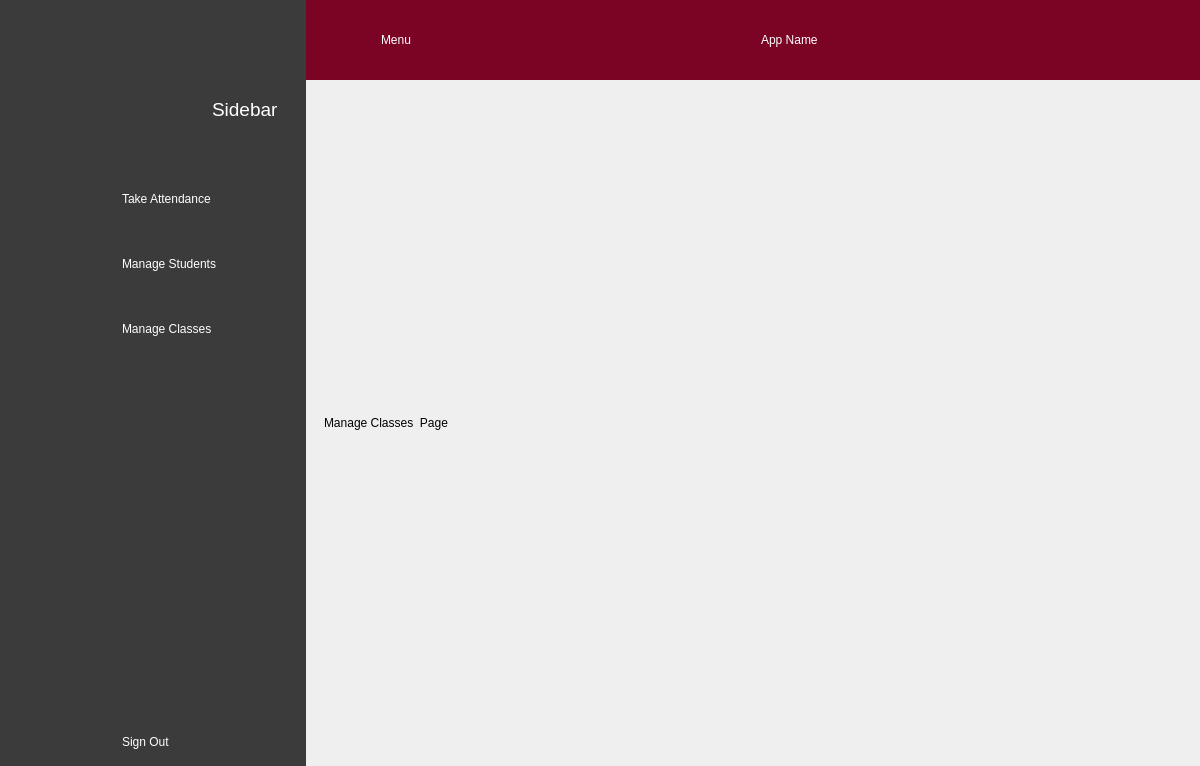
The window that main.ui (chiub2/CMPT496FR) describes before a commit, drawn with Qt 5.
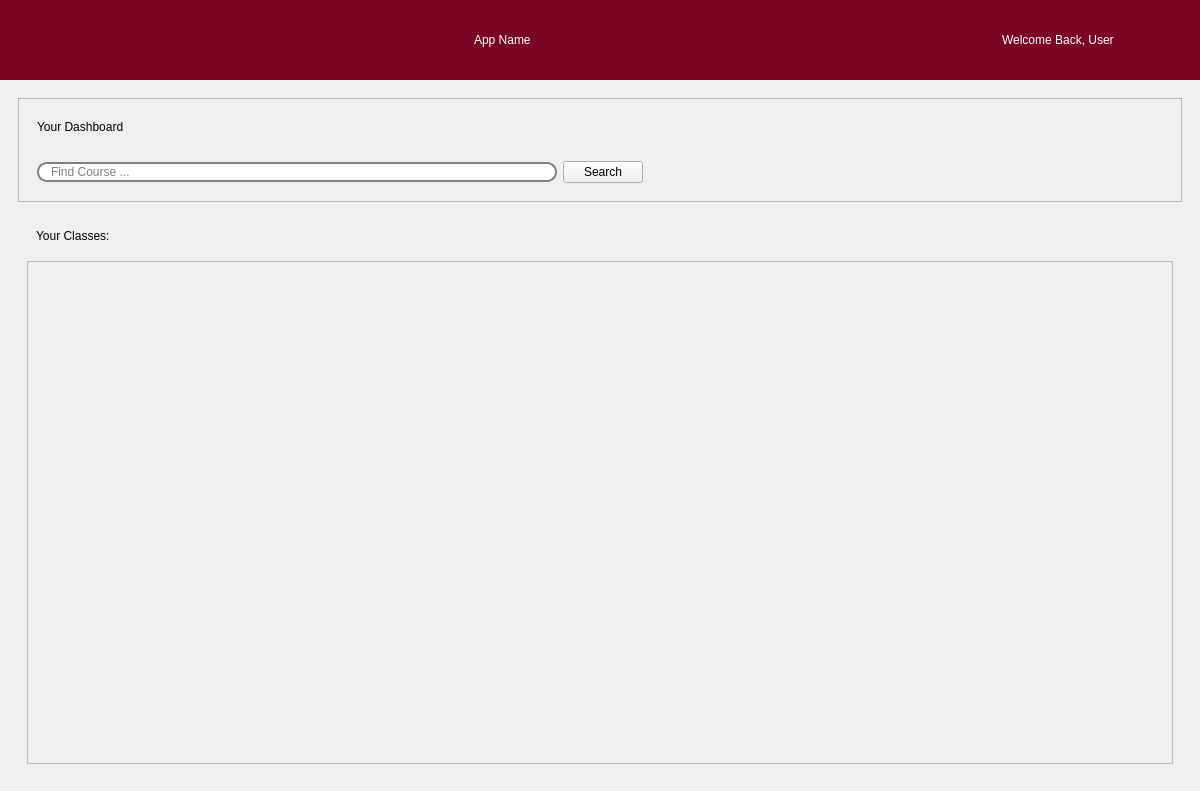
The same window after the commit. The open tabs and pages were chosen to show the change. Icons and pictures are not drawn.

Commit message: Databases implemented, UI changes

What changed in the file:
```diff
--- a/main.ui
+++ b/main.ui
@@ -7,7 +7,7 @@
     <x>0</x>
     <y>0</y>
     <width>1200</width>
-    <height>766</height>
+    <height>791</height>
    </rect>
   </property>
   <property name="minimumSize">
@@ -36,419 +36,6 @@
     <property name="bottomMargin">
      <number>0</number>
     </property>
-    <item>
-     <widget class="QWidget" name="menuIcons" native="true">
-      <property name="minimumSize">
-       <size>
-        <width>100</width>
-        <height>0</height>
-       </size>
-      </property>
-      <property name="styleSheet">
-       <string notr="true">QWidget{
-	background-color: rgb(59,59,59);
-}
-
-QPushButton{
-	background-color: rgb(59,59,59);
-	color: white;
-	height:30px;
-	border:none;
-	border-bottom-left-radius:10px;
-	border-top-left-radius:10px;
-}
-QPushButton:checked{
-	background-color: rgb(52,17,26);
-	color: white;
-	font-weight:bold;
-}
-
-QPushButton:hover{
-	background-color:  rgb(52,17,26);
-	color: white;
-	font-weight:bold;
-}
-QLabel{
-	color:white;
-	text-align:center;
-}</string>
-      </property>
-      <layout class="QVBoxLayout" name="verticalLayout_5">
-       <property name="spacing">
-        <number>15</number>
-       </property>
-       <property name="leftMargin">
-        <number>6</number>
-       </property>
-       <property name="rightMargin">
-        <number>0</number>
-       </property>
-       <item>
-        <spacer name="verticalSpacer_6">
-         <property name="orientation">
-          <enum>Qt::Vertical</enum>
-         </property>
-         <property name="sizeType">
-          <enum>QSizePolicy::Fixed</enum>
-         </property>
-         <property name="sizeHint" stdset="0">
-          <size>
-           <width>89</width>
-           <height>50</height>
-          </size>
-         </property>
-        </spacer>
-       </item>
-       <item>
-        <widget class="QLabel" name="label">
-         <property name="minimumSize">
-          <size>
-           <width>100</width>
-           <height>100</height>
-          </size>
-         </property>
-         <property name="maximumSize">
-          <size>
-           <width>100</width>
-           <height>100</height>
-          </size>
-         </property>
-         <property name="text">
-          <string/>
-         </property>
-         <property name="pixmap">
-          <pixmap resource="UI/UI resources/icons.qrc">:/Logo/LOGO/whiteLogo.svg</pixmap>
-         </property>
-         <property name="scaledContents">
-          <bool>true</bool>
-         </property>
-        </widget>
-       </item>
-       <item>
-        <widget class="QPushButton" name="attendanceMenuIconButton">
-         <property name="minimumSize">
-          <size>
-           <width>0</width>
-           <height>50</height>
-          </size>
-         </property>
-         <property name="text">
-          <string/>
-         </property>
-         <property name="icon">
-          <iconset resource="UI/UI resources/icons.qrc">
-           <normaloff>:/whiteIcons/whiteIcons/check-square.svg</normaloff>:/whiteIcons/whiteIcons/check-square.svg</iconset>
-         </property>
-         <property name="checkable">
-          <bool>true</bool>
-         </property>
-         <property name="autoExclusive">
-          <bool>true</bool>
-         </property>
-        </widget>
-       </item>
-       <item>
-        <widget class="QPushButton" name="manageStudentsMenuIconButton">
-         <property name="minimumSize">
-          <size>
-           <width>0</width>
-           <height>50</height>
-          </size>
-         </property>
-         <property name="text">
-          <string/>
-         </property>
-         <property name="icon">
-          <iconset resource="UI/UI resources/icons.qrc">
-           <normaloff>:/whiteIcons/whiteIcons/users.svg</normaloff>:/whiteIcons/whiteIcons/users.svg</iconset>
-         </property>
-         <property name="checkable">
-          <bool>true</bool>
-         </property>
-         <property name="autoExclusive">
-          <bool>true</bool>
-         </property>
-        </widget>
-       </item>
-       <item>
-        <widget class="QPushButton" name="manageClassesMenuIconButton">
-         <property name="minimumSize">
-          <size>
-           <width>0</width>
-           <height>50</height>
-          </size>
-         </property>
-         <property name="text">
-          <string/>
-         </property>
-         <property name="icon">
-          <iconset resource="UI/UI resources/icons.qrc">
-           <normaloff>:/whiteIcons/whiteIcons/archive.svg</normaloff>:/whiteIcons/whiteIcons/archive.svg</iconset>
-         </property>
-         <property name="checkable">
-          <bool>true</bool>
-         </property>
-         <property name="autoExclusive">
-          <bool>true</bool>
-         </property>
-        </widget>
-       </item>
-       <item>
-        <spacer name="verticalSpacer_2">
-         <property name="orientation">
-          <enum>Qt::Vertical</enum>
-         </property>
-         <property name="sizeHint" stdset="0">
-          <size>
-           <width>20</width>
-           <height>322</height>
-          </size>
-         </property>
-        </spacer>
-       </item>
-       <item>
-        <widget class="QPushButton" name="pushButton_10">
-         <property name="text">
-          <string/>
-         </property>
-         <property name="icon">
-          <iconset resource="UI/UI resources/icons.qrc">
-           <normaloff>:/whiteIcons/whiteIcons/log-out.svg</normaloff>:/whiteIcons/whiteIcons/log-out.svg</iconset>
-         </property>
-         <property name="checkable">
-          <bool>true</bool>
-         </property>
-         <property name="autoExclusive">
-          <bool>true</bool>
-         </property>
-        </widget>
-       </item>
-      </layout>
-     </widget>
-    </item>
-    <item>
-     <widget class="QWidget" name="menuLabels" native="true">
-      <property name="minimumSize">
-       <size>
-        <width>200</width>
-        <height>0</height>
-       </size>
-      </property>
-      <property name="styleSheet">
-       <string notr="true">QWidget{
-	background-color: rgb(59,59,59);
-}
-
-QPushButton{
-	background-color: rgb(59,59,59);
-	color: white;
-	height:30px;
-	text-align:left;
-	border: none;
-	padding-left:10px;
-	border-bottom-left-radius:10px;
-	border-top-left-radius:10px;
-}
-
-QPushButton:checked{
-	background-color: rgb(52,17,26);
-	color: white;
-	font-weight:bold;
-}
-
-QPushButton:hover{
-	background-color:  rgb(52,17,26);
-	color: white;
-	font-weight:bold;
-}
-
-QLabel{
-	color:white;
-	text-align:center;
-}</string>
-      </property>
-      <layout class="QVBoxLayout" name="verticalLayout_4">
-       <property name="spacing">
-        <number>15</number>
-       </property>
-       <property name="leftMargin">
-        <number>6</number>
-       </property>
-       <property name="rightMargin">
-        <number>0</number>
-       </property>
-       <item>
-        <spacer name="verticalSpacer_5">
-         <property name="orientation">
-          <enum>Qt::Vertical</enum>
-         </property>
-         <property name="sizeType">
-          <enum>QSizePolicy::Fixed</enum>
-         </property>
-         <property name="sizeHint" stdset="0">
-          <size>
-           <width>20</width>
-           <height>50</height>
-          </size>
-         </property>
-        </spacer>
-       </item>
-       <item>
-        <widget class="QWidget" name="widget_5" native="true">
-         <layout class="QHBoxLayout" name="horizontalLayout_7">
-          <property name="spacing">
-           <number>0</number>
-          </property>
-          <property name="leftMargin">
-           <number>0</number>
-          </property>
-          <property name="topMargin">
-           <number>0</number>
-          </property>
-          <property name="rightMargin">
-           <number>0</number>
-          </property>
-          <property name="bottomMargin">
-           <number>0</number>
-          </property>
-          <item>
-           <widget class="QLabel" name="label_2">
-            <property name="minimumSize">
-             <size>
-              <width>100</width>
-              <height>100</height>
-             </size>
-            </property>
-            <property name="maximumSize">
-             <size>
-              <width>100</width>
-              <height>100</height>
-             </size>
-            </property>
-            <property name="text">
-             <string/>
-            </property>
-            <property name="pixmap">
-             <pixmap resource="UI/UI resources/icons.qrc">:/Logo/LOGO/whiteLogo.svg</pixmap>
-            </property>
-            <property name="scaledContents">
-             <bool>true</bool>
-            </property>
-           </widget>
-          </item>
-          <item>
-           <widget class="QLabel" name="label_9">
-            <property name="font">
-             <font>
-              <pointsize>14</pointsize>
-             </font>
-            </property>
-            <property name="text">
-             <string>Sidebar</string>
-            </property>
-           </widget>
-          </item>
-         </layout>
-        </widget>
-       </item>
-       <item>
-        <widget class="QPushButton" name="attendanceMenuLabelButton">
-         <property name="minimumSize">
-          <size>
-           <width>0</width>
-           <height>50</height>
-          </size>
-         </property>
-         <property name="text">
-          <string>Take Attendance</string>
-         </property>
-         <property name="icon">
-          <iconset resource="UI/UI resources/icons.qrc">
-           <normaloff>:/whiteIcons/whiteIcons/check-square.svg</normaloff>:/whiteIcons/whiteIcons/check-square.svg</iconset>
-         </property>
-         <property name="checkable">
-          <bool>true</bool>
-         </property>
-         <property name="autoExclusive">
-          <bool>true</bool>
-         </property>
-        </widget>
-       </item>
-       <item>
-        <widget class="QPushButton" name="manageStudentsMenuLabelButton">
-         <property name="minimumSize">
-          <size>
-           <width>0</width>
-           <height>50</height>
-          </size>
-         </property>
-         <property name="text">
-          <string>Manage Students</string>
-         </property>
-         <property name="icon">
-          <iconset resource="UI/UI resources/icons.qrc">
-           <normaloff>:/whiteIcons/whiteIcons/users.svg</normaloff>:/whiteIcons/whiteIcons/users.svg</iconset>
-         </property>
-         <property name="checkable">
-          <bool>true</bool>
-         </property>
-         <property name="autoExclusive">
-          <bool>true</bool>
-         </property>
-        </widget>
-       </item>
-       <item>
-        <widget class="QPushButton" name="manageClassesMenuLabelButton">
-         <property name="minimumSize">
-          <size>
-           <width>0</width>
-           <height>50</height>
-          </size>
-         </property>
-         <property name="text">
-          <string>Manage Classes</string>
-         </property>
-         <property name="icon">
-          <iconset resource="UI/UI resources/icons.qrc">
-           <normaloff>:/whiteIcons/whiteIcons/archive.svg</normaloff>:/whiteIcons/whiteIcons/archive.svg</iconset>
-         </property>
-         <property name="checkable">
-          <bool>true</bool>
-         </property>
-         <property name="autoExclusive">
-          <bool>true</bool>
-         </property>
-        </widget>
-       </item>
-       <item>
-        <spacer name="verticalSpacer">
-         <property name="orientation">
-          <enum>Qt::Vertical</enum>
-         </property>
-         <property name="sizeHint" stdset="0">
-          <size>
-           <width>20</width>
-           <height>322</height>
-          </size>
-         </property>
-        </spacer>
-       </item>
-       <item>
-        <widget class="QPushButton" name="pushButton_15">
-         <property name="text">
-          <string>Sign Out</string>
-         </property>
-         <property name="checkable">
-          <bool>true</bool>
-         </property>
-         <property name="autoExclusive">
-          <bool>true</bool>
-         </property>
-        </widget>
-       </item>
-      </layout>
-     </widget>
-    </item>
     <item>
      <widget class="QWidget" name="widget" native="true">
       <layout class="QVBoxLayout" name="verticalLayout">
@@ -467,7 +54,7 @@
        <property name="bottomMargin">
         <number>0</number>
        </property>
-       <item alignment="Qt::AlignVCenter">
+       <item>
         <widget class="QWidget" name="headerWidget" native="true">
          <property name="minimumSize">
           <size>
@@ -498,45 +85,6 @@
 }</string>
          </property>
          <layout class="QHBoxLayout" name="horizontalLayout_2">
-          <item>
-           <widget class="QPushButton" name="pushButton_12">
-            <property name="minimumSize">
-             <size>
-              <width>60</width>
-              <height>60</height>
-             </size>
-            </property>
-            <property name="maximumSize">
-             <size>
-              <width>60</width>
-              <height>60</height>
-             </size>
-            </property>
-            <property name="text">
-             <string/>
-            </property>
-            <property name="icon">
-             <iconset resource="UI/UI resources/icons.qrc">
-              <normaloff>:/whiteIcons/whiteIcons/menu.svg</normaloff>:/whiteIcons/whiteIcons/menu.svg</iconset>
-            </property>
-            <property name="iconSize">
-             <size>
-              <width>30</width>
-              <height>30</height>
-             </size>
-            </property>
-            <property name="checkable">
-             <bool>true</bool>
-            </property>
-           </widget>
-          </item>
-          <item>
-           <widget class="QLabel" name="label_6">
-            <property name="text">
-             <string>Menu</string>
-            </property>
-           </widget>
-          </item>
           <item>
            <spacer name="horizontalSpacer">
             <property name="orientation">
@@ -570,6 +118,13 @@
             </property>
            </spacer>
           </item>
+          <item>
+           <widget class="QLabel" name="label_9">
+            <property name="text">
+             <string>Welcome Back, User</string>
+            </property>
+           </widget>
+          </item>
           <item>
            <widget class="QLabel" name="label_8">
             <property name="minimumSize">
@@ -904,9 +459,233 @@
             <widget class="QWidget" name="widget_3" native="true">
              <layout class="QVBoxLayout" name="verticalLayout_8">
               <item>
-               <widget class="QLabel" name="label_5">
+               <widget class="QFrame" name="frame_6">
+                <property name="maximumSize">
+                 <size>
+                  <width>16777215</width>
+                  <height>120</height>
+                 </size>
+                </property>
+                <property name="frameShape">
+                 <enum>QFrame::StyledPanel</enum>
+                </property>
+                <property name="frameShadow">
+                 <enum>QFrame::Raised</enum>
+                </property>
+                <layout class="QVBoxLayout" name="verticalLayout_11">
+                 <item>
+                  <widget class="QWidget" name="widget_8" native="true">
+                   <property name="maximumSize">
+                    <size>
+                     <width>16777215</width>
+                     <height>50</height>
+                    </size>
+                   </property>
+                   <layout class="QHBoxLayout" name="horizontalLayout_7">
+                    <item>
+                     <widget class="QLabel" name="label_5">
+                      <property name="text">
+                       <string>Your Dashboard</string>
+                      </property>
+                     </widget>
+                    </item>
+                    <item>
+                     <spacer name="horizontalSpacer_8">
+                      <property name="orientation">
+                       <enum>Qt::Horizontal</enum>
+                      </property>
+                      <property name="sizeHint" stdset="0">
+                       <size>
+                        <width>578</width>
+                        <height>20</height>
+                       </size>
+                      </property>
+                     </spacer>
+                    </item>
+                   </layout>
+                  </widget>
+                 </item>
+                 <item>
+                  <widget class="QWidget" name="widget_7" native="true">
+                   <property name="maximumSize">
+                    <size>
+                     <width>16777215</width>
+                     <height>50</height>
+                    </size>
+                   </property>
+                   <property name="styleSheet">
+                    <string notr="true">QLineEdit{
+	padding-left:10px;
+	border: 2px solid gray;
+	border-radius: 10px;
+}</string>
+                   </property>
+                   <layout class="QHBoxLayout" name="horizontalLayout_10">
+                    <item>
+                     <widget class="QLineEdit" name="lineEdit">
+                      <property name="styleSheet">
+                       <string notr="true"/>
+                      </property>
+                      <property name="placeholderText">
+                       <string>Find Course ...</string>
+                      </property>
+                     </widget>
+                    </item>
+                    <item>
+                     <widget class="QPushButton" name="pushButton">
+                      <property name="text">
+                       <string>Search</string>
+                      </property>
+                     </widget>
+                    </item>
+                    <item>
+                     <spacer name="horizontalSpacer_7">
+                      <property name="orientation">
+                       <enum>Qt::Horizontal</enum>
+                      </property>
+                      <property name="sizeHint" stdset="0">
+                       <size>
+                        <width>398</width>
+                        <height>20</height>
+                       </size>
+                      </property>
+                     </spacer>
+                    </item>
+                   </layout>
+                  </widget>
+                 </item>
+                </layout>
+               </widget>
+              </item>
+              <item>
+               <widget class="QWidget" name="widget_5" native="true">
+                <layout class="QVBoxLayout" name="verticalLayout_4">
+                 <item>
+                  <widget class="QWidget" name="widget_6" native="true">
+                   <property name="maximumSize">
+                    <size>
+                     <width>16777215</width>
+                     <height>50</height>
+                    </size>
+                   </property>
+                   <layout class="QHBoxLayout" name="horizontalLayout_8">
+                    <item>
+                     <widget class="QLabel" name="label">
+                      <property name="text">
+                       <string>Your Classes:</string>
+                      </property>
+                     </widget>
+                    </item>
+                    <item>
+                     <spacer name="horizontalSpacer_9">
+                      <property name="orientation">
+                       <enum>Qt::Horizontal</enum>
+                      </property>
+                      <property name="sizeHint" stdset="0">
+                       <size>
+                        <width>1072</width>
+                        <height>20</height>
+                       </size>
+                      </property>
+                     </spacer>
+                    </item>
+                   </layout>
+                  </widget>
+                 </item>
+                 <item>
+                  <widget class="QScrollArea" name="scrollArea_2">
+                   <property name="styleSheet">
+                    <string notr="true">
+QPushButton{
+	height:30px;
+	text-align:center;
+	border:none;
+}
+
+
+QPushButton:hover{
+	background-color: #ffffff;
+}</string>
+                   </property>
+                   <property name="widgetResizable">
+                    <bool>true</bool>
+                   </property>
+                   <widget class="QWidget" name="scrollAreaWidgetContents_2">
+                    <property name="geometry">
+                     <rect>
+                      <x>0</x>
+                      <y>0</y>
+                      <width>1144</width>
+                      <height>500</height>
+                     </rect>
+                    </property>
+                    <layout class="QHBoxLayout" name="horizontalLayout_11">
+                     <item>
+                      <layout class="QGridLayout" name="coursesGridLayout" rowminimumheight="0" columnminimumwidth="0">
+                       <property name="sizeConstraint">
+                        <enum>QLayout::SetFixedSize</enum>
+                       </property>
+                       <property name="spacing">
+                        <number>10</number>
+                       </property>
+                       <item row="0" column="0">
+                        <widget class="QWidget" name="addCourseButtonWidget" native="true">
+                         <property name="maximumSize">
+                          <size>
+                           <width>150</width>
+                           <height>120</height>
+                          </size>
+                         </property>
+                         <layout class="QVBoxLayout" name="verticalLayout_13">
+                          <item>
+                           <widget class="QPushButton" name="addCourseButton">
+                            <property name="maximumSize">
+                             <size>
+                              <width>16777215</width>
+                              <height>100</height>
+                             </size>
+                            </property>
+                            <property name="text">
+                             <string/>
+                            </property>
+                            <property name="icon">
+                             <iconset resource="UI/UI resources/icons.qrc">
+                              <normaloff>:/blackIcons/BlackIcons/plus.svg</normaloff>:/blackIcons/BlackIcons/plus.svg</iconset>
+                            </property>
+                            <property name="iconSize">
+                             <size>
+                              <width>50</width>
+                              <height>50</height>
+                             </size>
+                            </property>
+                           </widget>
+                          </item>
+                         </layout>
+                        </widget>
+                       </item>
+                      </layout>
+                     </item>
+                    </layout>
+                   </widget>
+                  </widget>
+                 </item>
+                </layout>
+               </widget>
+              </item>
+             </layout>
+            </widget>
+           </item>
+          </layout>
+         </widget>
+         <widget class="QWidget" name="reportsPage">
+          <layout class="QVBoxLayout" name="verticalLayout_16">
+           <item>
+            <widget class="QWidget" name="widget_4" native="true">
+             <layout class="QVBoxLayout" name="verticalLayout_17">
+              <item>
+               <widget class="QLabel" name="label_3">
                 <property name="text">
-                 <string>Manage Classes  Page</string>
+                 <string>Reports</string>
                 </property>
                </widget>
               </item>
```
Left out of the diff: 531 changed lines with no effect on the pictures. The commit also changes 6 other files.
